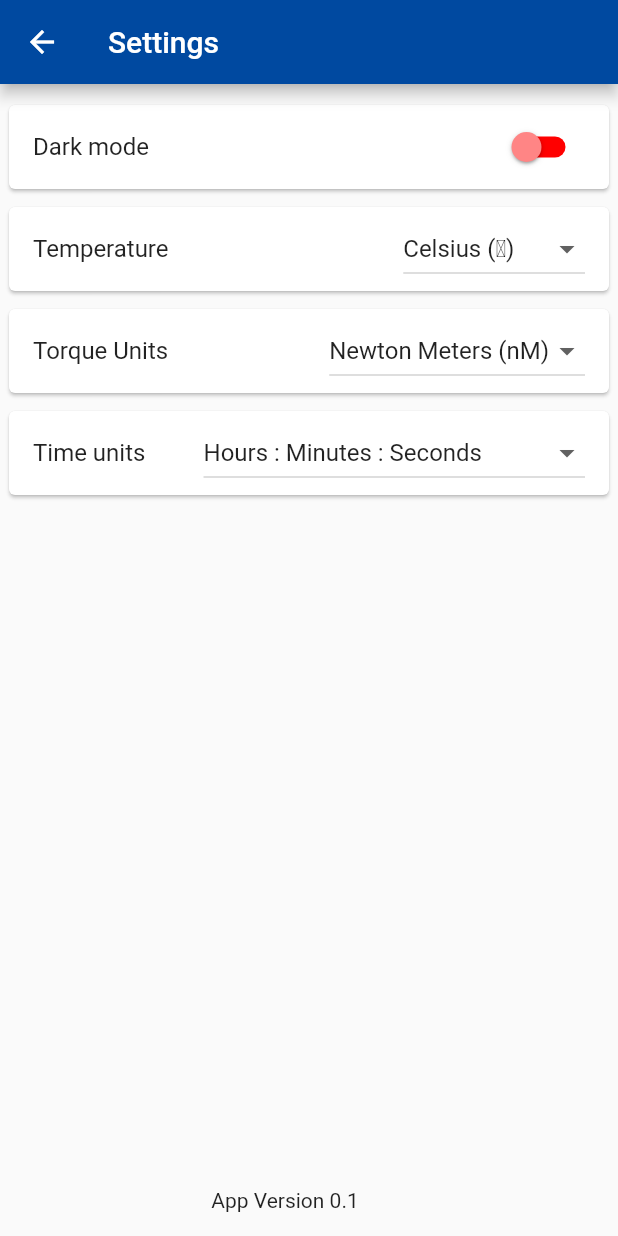
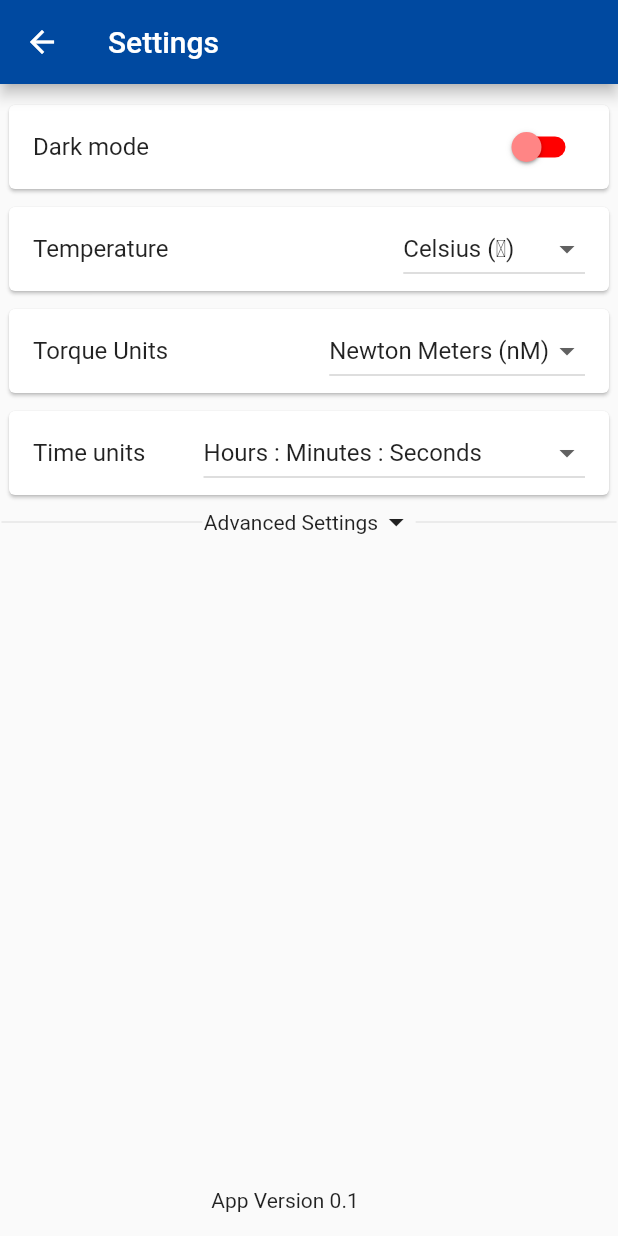
Before and after one commit to BenWilliamsRift/SmartConnect, a Flutter app: the SettingsPage screen opened directly, on a phone screen of 412 x 824 dp. Run offline on Flutter 3.47's test engine with Material 2 defaults, Android fonts, the phone set to English and light mode, and no system bars; our stand-ins replace permission_handler, shared_preferences; missing offline and left inert: encrypt, flutter_email_sender; accounts and stored records are empty; statements that could not run were skipped; project files that could hold a hidden picture were left out.

Commit message:
- Added access code input -- need to add functionality for it

```diff
--- a/lib/settings.dart
+++ b/lib/settings.dart
@@ -1,5 +1,6 @@
 import 'dart:math';
 
+import 'package:actuatorapp2/web_controller.dart';
 import 'package:flutter/material.dart';
 import 'package:shared_preferences/shared_preferences.dart';
 
@@ -198,6 +199,8 @@ class _SettingsPageState extends State<SettingsPage> {
     }
   }
 
+  bool advancedSettingsOpen = false;
+
   @override
   Widget build(BuildContext context) {
     ThemeNotification themeNotifier = ThemeNotification();
@@ -264,23 +267,59 @@ class _SettingsPageState extends State<SettingsPage> {
               title: Text(StringConsts.settings.timeUnits)),
           SwitchTile(
             title: Text(StringConsts.settings.saveLoginDetails),
-            subtitle: Text(StringConsts.settings.saveLoginDetailsSub, style: Style.subtitle),
+            subtitle: Text(StringConsts.settings.saveLoginDetailsSub,
+                style: Style.subtitle),
             visible: !widget.login,
             initValue: Settings.saveLoginDetails,
             callback: ((bool value) {
               setState(() {
                 Settings.saveLoginDetails = value;
-                writeSettingsToPrefs("${PreferenceManager.settingsPrefix}-${PreferenceManager.saveLoginDetailsSuffix}", Settings.saveLoginDetails);
+                writeSettingsToPrefs(
+                    "${PreferenceManager.settingsPrefix}-${PreferenceManager.saveLoginDetailsSuffix}",
+                    Settings.saveLoginDetails);
               });
             }),
           ),
+          // Advanced settings
+          GestureDetector(
+              onTap: () {
+                // open advanced settings
+                setState(() {
+                  advancedSettingsOpen = !advancedSettingsOpen;
+                });
+              },
+              child: Row(children: [
+                const Expanded(child: Divider(indent: 1, endIndent: 1)),
+                Center(
+                    child: Expanded(
+                        child: Text(StringConsts.settings.advancedSettings))),
+                Center(
+                    child: Expanded(
+                        child: Icon(advancedSettingsOpen
+                            ? Icons.arrow_drop_up_sharp
+                            : Icons.arrow_drop_down_sharp))),
+                const Expanded(child: Divider(indent: 1, endIndent: 1)),
+              ])),
+          advancedSettingsOpen
+              ? TextInputTile(
+                  onSaved: (String? newValue) {
+                    setState(() {
+                      WebController().checkAccessCodeRequest(newValue ?? "");
+                    });
+                  },
+                  title: Text(StringConsts.settings.accessCodes),
+                )
+              : Container(),
           // Dev Settings
-          Settings.devSettingsEnabled ? Row(children: const [
+          Settings.devSettingsEnabled
+              ? const Row(children: [
                   Expanded(child: Divider()),
                   Text("Dev Settings"),
                   Expanded(child: Divider()),
-          ]) : Container(),
-          Settings.devSettingsEnabled ? SwitchTile(
+                ])
+              : Container(),
+          Settings.devSettingsEnabled
+              ? SwitchTile(
                   title: const Text("Emulate Connection to Actuator"),
                   subtitle: const Text("Unlocks all features of the app"),
                   initValue: Settings.emulateConnectedActuator,
--- a/lib/string_consts.dart
+++ b/lib/string_consts.dart
@@ -312,6 +312,9 @@ class Values {
 class SettingsStrings {
   final String title = "Settings";
 
+  final String advancedSettings = "Advanced Settings";
+  final String accessCodes = "Access Codes";
+
   final String specialBorders = "Special borders";
   final String visualDensity = "Visual density";
   final String isDarkMode = "Dark mode";
--- a/lib/web_controller.dart
+++ b/lib/web_controller.dart
@@ -5,6 +5,10 @@ import "package:http/http.dart" as http;
 class WebController {
   static Uri loginURL =
       Uri.https("riftdev.co.uk", "/php/androidRetrievePasswords.php");
+  static Uri featurePasswordsUrl =
+      Uri.https("riftdev.co.uk", "/passwords.html");
+  static Uri setGroupingUrl =
+      Uri.https("https://riftdev.co.uk", "/php/checkAccessPassword.php");
 
   Future<String> login(String username, String password) async {
     var response = await http
@@ -15,8 +19,14 @@ class WebController {
 
   // Sync features for actuator
   Future<String> getFeaturePasswords() async {
-    var url = Uri.https("riftdev.co.uk", "/passwords.html");
-    var response = await http.post(url);
+    var response = await http.post(featurePasswordsUrl);
+
+    return response.body;
+  }
+
+  Future<String> checkAccessCodeRequest(String password) async {
+    var response =
+        await http.post(featurePasswordsUrl, body: {"password": password});
 
     return response.body;
   }
```
Lines whose indentation alone changed are shown as unchanged.
